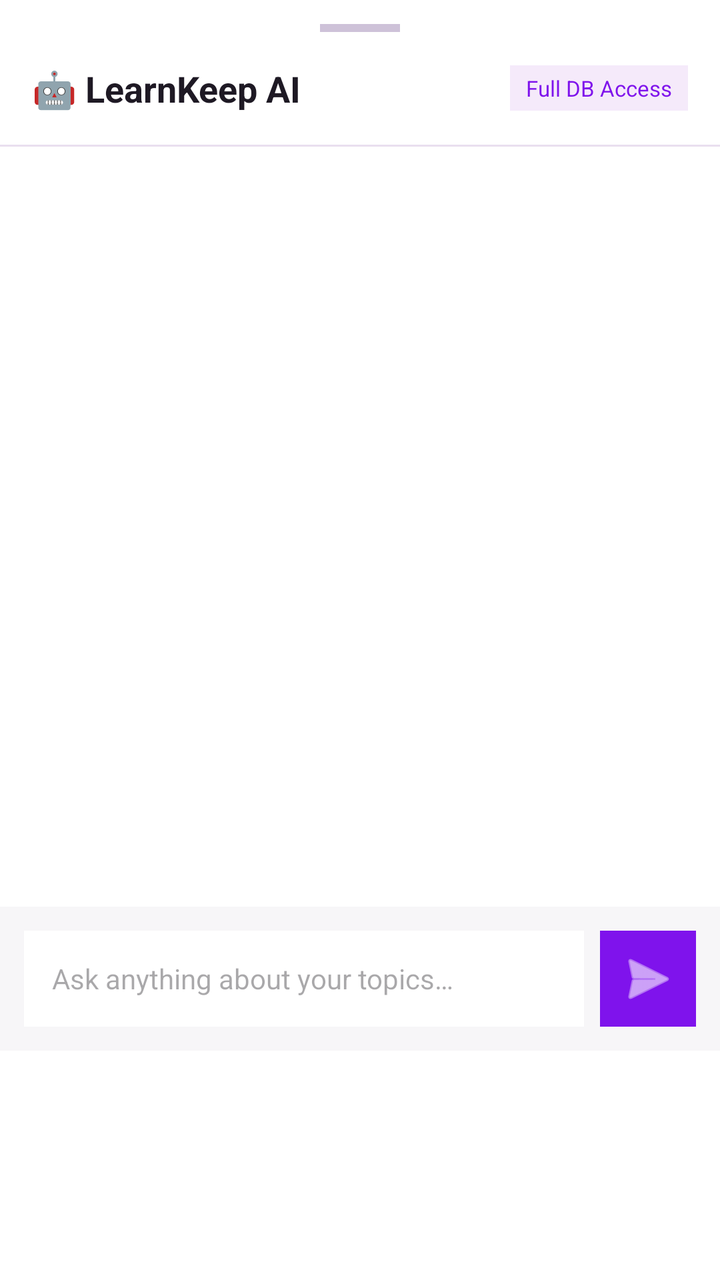
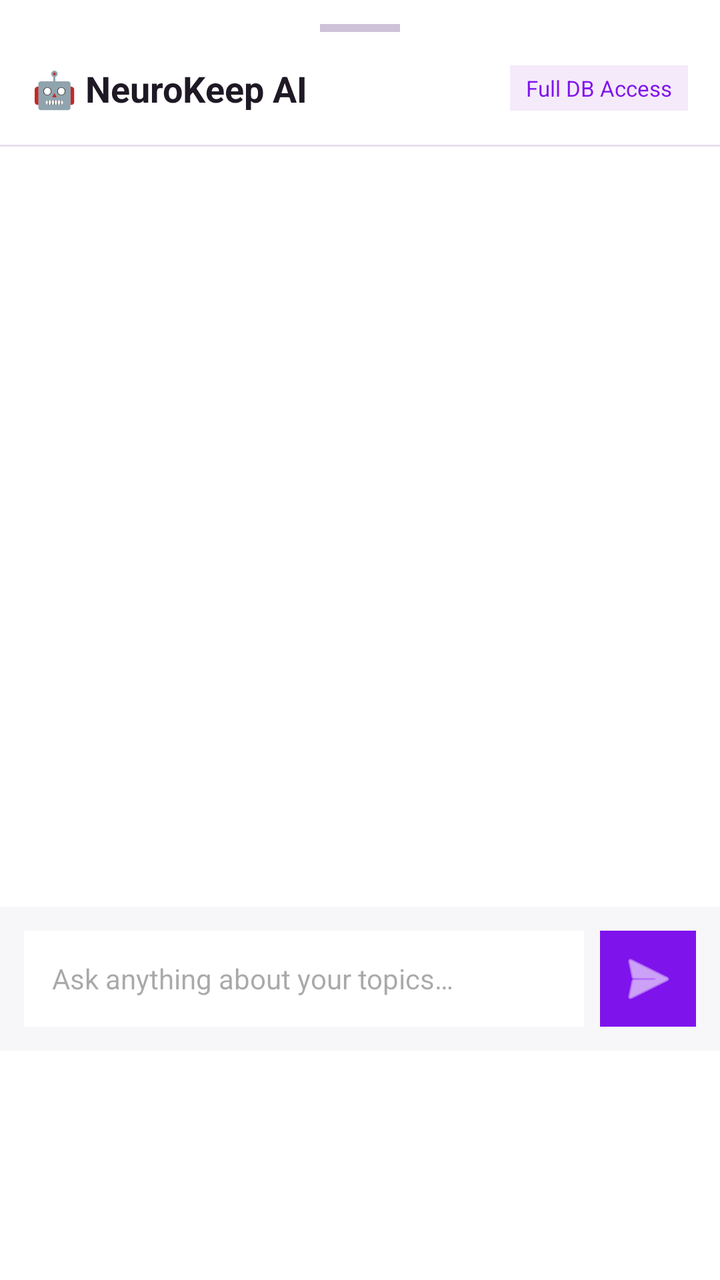

Screens rendered from an Android XML layout before and after an edit, with the pre-edit source and the edit as a unified diff.
<!-- AndroidManifest.xml: application theme Theme.LearnKeep -->
<!-- res/layout/bottom_sheet_ai_chat.xml -->
<?xml version="1.0" encoding="utf-8"?>
<LinearLayout
    xmlns:android="http://schemas.android.com/apk/res/android"
    xmlns:app="http://schemas.android.com/apk/res-auto"
    android:layout_width="match_parent"
    android:layout_height="wrap_content"
    android:orientation="vertical"
    android:background="#FFFFFF">

    
    <View
        android:layout_width="40dp"
        android:layout_height="4dp"
        android:layout_gravity="center"
        android:layout_marginTop="12dp"
        android:background="#CEC2D8" />

    
    <LinearLayout
        android:layout_width="match_parent"
        android:layout_height="wrap_content"
        android:orientation="horizontal"
        android:gravity="center_vertical"
        android:padding="16dp">

        <TextView
            android:layout_width="0dp"
            android:layout_height="wrap_content"
            android:layout_weight="1"
            android:text="🤖 LearnKeep AI"
            android:textSize="18sp"
            android:textStyle="bold"
            android:textColor="#1E1924" />

        <TextView
            android:layout_width="wrap_content"
            android:layout_height="wrap_content"
            android:text="Full DB Access"
            android:textSize="11sp"
            android:textColor="#7F13EC"
            android:background="#F5EAFA"
            android:paddingStart="8dp"
            android:paddingEnd="8dp"
            android:paddingTop="4dp"
            android:paddingBottom="4dp" />
    </LinearLayout>

    <View
        android:layout_width="match_parent"
        android:layout_height="1dp"
        android:background="#E9DFEF" />

    
    <androidx.recyclerview.widget.RecyclerView
        android:id="@+id/chatRecyclerView"
        android:layout_width="match_parent"
        android:layout_height="380dp"
        android:padding="12dp" />

    
    <ProgressBar
        android:id="@+id/progressBar"
        android:layout_width="wrap_content"
        android:layout_height="24dp"
        android:layout_gravity="center"
        android:indeterminateTint="#7F13EC"
        android:visibility="gone" />

    
    <LinearLayout
        android:layout_width="match_parent"
        android:layout_height="wrap_content"
        android:orientation="horizontal"
        android:gravity="center_vertical"
        android:padding="12dp"
        android:background="#F7F6F8">

        <EditText
            android:id="@+id/etMessage"
            android:layout_width="0dp"
            android:layout_height="48dp"
            android:layout_weight="1"
            android:hint="Ask anything about your topics…"
            android:textSize="14sp"
            android:paddingStart="14dp"
            android:paddingEnd="14dp"
            android:background="#FFFFFF"
            android:inputType="textMultiLine"
            android:imeOptions="actionSend"
            android:maxLines="3" />

        <ImageButton
            android:id="@+id/btnSend"
            android:layout_width="48dp"
            android:layout_height="48dp"
            android:src="@android:drawable/ic_menu_send"
            android:background="#7F13EC"
            android:layout_marginStart="8dp"
            android:contentDescription="Send"
            app:tint="#FFFFFF" />

    </LinearLayout>

</LinearLayout>
<!-- resources referenced by this layout -->
<resources>
  <style name="Theme.LearnKeep" parent="Base.Theme.LearnKeep" />
  <style name="Base.Theme.LearnKeep" parent="Theme.Material3.DayNight.NoActionBar">
          
          
      </style>
</resources>

<!-- the commit's change to res/layout/bottom_sheet_ai_chat.xml (unified diff, before → after) -->
@@ -27,7 +27,7 @@
             android:layout_width="0dp"
             android:layout_height="wrap_content"
             android:layout_weight="1"
-            android:text="🤖 LearnKeep AI"
+            android:text="🤖 NeuroKeep AI"
             android:textSize="18sp"
             android:textStyle="bold"
             android:textColor="#1E1924" />
